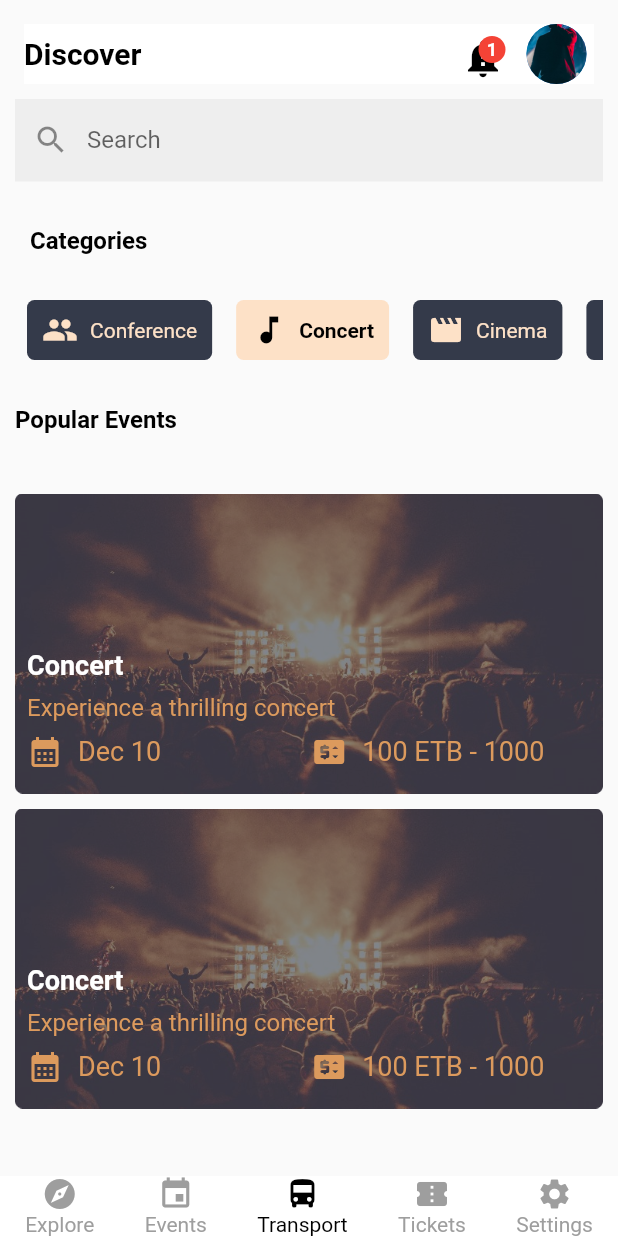
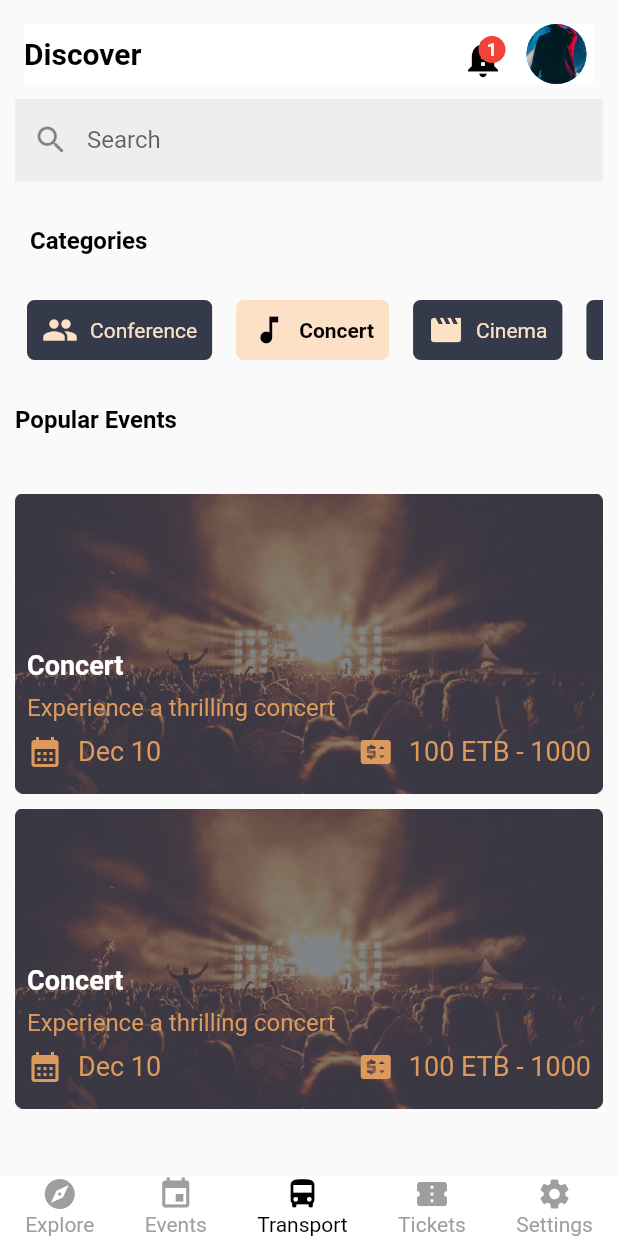
Before and after one commit to Metyme1/E-ticket, a Flutter app: the DiscoverPage screen opened by its route, after a tap on "Conference", after a tap on "Concert", on a phone screen of 412 x 824 dp. Run offline on Flutter 3.47's test engine with Material 2 defaults, Android fonts, the light colour scheme and no system bars; our stand-ins replace geolocator.

Commit message:
Confernce ticket edited

```diff
--- a/lib/screens/DiscoverPage.dart
+++ b/lib/screens/DiscoverPage.dart
@@ -283,7 +283,10 @@ class _DiscoverPageState extends State<DiscoverPage> {
                                         fontSize: 18.0,
                                       ),
                                     ),
-                                     SizedBox(width: 100,),
+                                    Flexible(
+                                      fit: FlexFit.tight,
+                                      child: SizedBox(),
+                                    ),
                                     Icon(Icons.price_change_rounded,color: platte.orange,),
                                     SizedBox(width: 10,),
                                     Text(
@@ -350,8 +353,8 @@ class _DiscoverPageState extends State<DiscoverPage> {
                                 SizedBox(height: 8.0),
                                 Row(
                                   children: [
-                                    Icon(Icons.calendar_month,color: platte.orange,),
-                                    SizedBox(width: 10,),
+                                    Icon(Icons.calendar_month, color: platte.orange),
+                                    SizedBox(width: 10),
                                     Text(
                                       '${eventItem.date}',
                                       style: TextStyle(
@@ -359,9 +362,12 @@ class _DiscoverPageState extends State<DiscoverPage> {
                                         fontSize: 18.0,
                                       ),
                                     ),
-                                    SizedBox(width: 100,),
-                                    Icon(Icons.price_change_rounded,color: platte.orange,),
-                                    SizedBox(width: 10,),
+                                    Flexible(
+                                      fit: FlexFit.tight,
+                                      child: SizedBox(),
+                                    ),
+                                    Icon(Icons.price_change_rounded, color: platte.orange),
+                                    SizedBox(width: 10),
                                     Text(
                                       '${eventItem.price}',
                                       style: TextStyle(
@@ -435,7 +441,10 @@ class _DiscoverPageState extends State<DiscoverPage> {
                                         fontSize: 18.0,
                                       ),
                                     ),
-                                    SizedBox(width: 100,),
+                                    Flexible(
+                                      fit: FlexFit.tight,
+                                      child: SizedBox(),
+                                    ),
                                     Icon(Icons.price_change_rounded,color: platte.orange,),
                                     SizedBox(width: 10,),
                                     Text(
@@ -511,7 +520,10 @@ class _DiscoverPageState extends State<DiscoverPage> {
                                         fontSize: 18.0,
                                       ),
                                     ),
-                                    SizedBox(width: 100,),
+                                    Flexible(
+                                      fit: FlexFit.tight,
+                                      child: SizedBox(),
+                                    ),
                                     Icon(Icons.price_change_rounded,color: platte.orange,),
                                     SizedBox(width: 10,),
                                     Text(
@@ -588,7 +600,10 @@ class _DiscoverPageState extends State<DiscoverPage> {
                                         fontSize: 18.0,
                                       ),
                                     ),
-                                    SizedBox(width: 100,),
+                                    Flexible(
+                                      fit: FlexFit.tight,
+                                      child: SizedBox(),
+                                    ),
                                     Icon(Icons.price_change_rounded,color: platte.orange,),
                                     SizedBox(width: 10,),
                                     Text(
--- a/lib/screens/travel/bus.dart
+++ b/lib/screens/travel/bus.dart
@@ -144,7 +144,7 @@ class _BusBookingPageState extends State<BusBookingPage> {
                                     topRight: Radius.circular(50.0),
                                   ),
                                   child: Container(
-                                    height: 400,
+                                    height: 600,
                                     child: SingleChildScrollView(
                                       child: Container(
 
```
